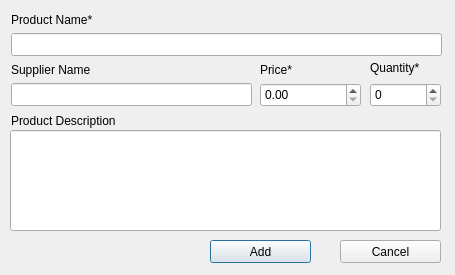
The window that product.ui (spal02482/SmartBill) describes before a commit, drawn with Qt 5.
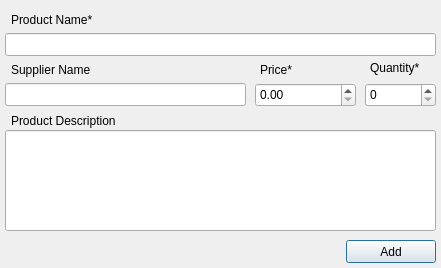
The same window after the commit. Icons and pictures are not drawn.

Commit message: Added Separate company .ui, .cpp, and .h file. Added Qt header file along with the name of their module. Added support for partial payment. Added functionality of changing password. Products Information can be updated now. Now records can be shown according to their payment status.

Patch:
```diff
--- a/product.ui
+++ b/product.ui
@@ -9,10 +9,28 @@
    <rect>
     <x>0</x>
     <y>0</y>
-    <width>455</width>
-    <height>275</height>
+    <width>441</width>
+    <height>268</height>
    </rect>
   </property>
+  <property name="sizePolicy">
+   <sizepolicy hsizetype="Fixed" vsizetype="Fixed">
+    <horstretch>0</horstretch>
+    <verstretch>0</verstretch>
+   </sizepolicy>
+  </property>
+  <property name="minimumSize">
+   <size>
+    <width>441</width>
+    <height>268</height>
+   </size>
+  </property>
+  <property name="maximumSize">
+   <size>
+    <width>441</width>
+    <height>268</height>
+   </size>
+  </property>
   <property name="windowTitle">
    <string>Product</string>
   </property>
@@ -36,7 +54,7 @@
   <widget class="QLineEdit" name="productNameLineEdit">
    <property name="geometry">
     <rect>
-     <x>11</x>
+     <x>5</x>
      <y>33</y>
      <width>431</width>
      <height>23</height>
@@ -98,7 +116,7 @@
   <widget class="QLineEdit" name="supplierNameLineEdit">
    <property name="geometry">
     <rect>
-     <x>11</x>
+     <x>5</x>
      <y>83</y>
      <width>241</width>
      <height>23</height>
@@ -108,7 +126,7 @@
   <widget class="QSpinBox" name="quanititySpinBox">
    <property name="geometry">
     <rect>
-     <x>370</x>
+     <x>365</x>
      <y>83</y>
      <width>71</width>
      <height>24</height>
@@ -121,7 +139,7 @@
   <widget class="QDoubleSpinBox" name="priceDoubleSpinBox">
    <property name="geometry">
     <rect>
-     <x>260</x>
+     <x>255</x>
      <y>83</y>
      <width>101</width>
      <height>24</height>
@@ -134,14 +152,14 @@
   <widget class="QPushButton" name="addProductInPushButton">
    <property name="geometry">
     <rect>
-     <x>210</x>
+     <x>346</x>
      <y>240</y>
-     <width>101</width>
+     <width>90</width>
      <height>23</height>
     </rect>
    </property>
    <property name="sizePolicy">
-    <sizepolicy hsizetype="Expanding" vsizetype="Fixed">
+    <sizepolicy hsizetype="Fixed" vsizetype="Fixed">
      <horstretch>0</horstretch>
      <verstretch>0</verstretch>
     </sizepolicy>
@@ -150,23 +168,10 @@
     <string>Add</string>
    </property>
   </widget>
-  <widget class="QPushButton" name="cancelAddProductPushButton">
-   <property name="geometry">
-    <rect>
-     <x>340</x>
-     <y>240</y>
-     <width>101</width>
-     <height>23</height>
-    </rect>
-   </property>
-   <property name="text">
-    <string>Cancel</string>
-   </property>
-  </widget>
   <widget class="QLineEdit" name="productDescpnLineEdit">
    <property name="geometry">
     <rect>
-     <x>10</x>
+     <x>5</x>
      <y>130</y>
      <width>431</width>
      <height>101</height>
```
Left out of the diff: 2 changed lines with no effect on the pictures. The commit also changes 21 other files.
